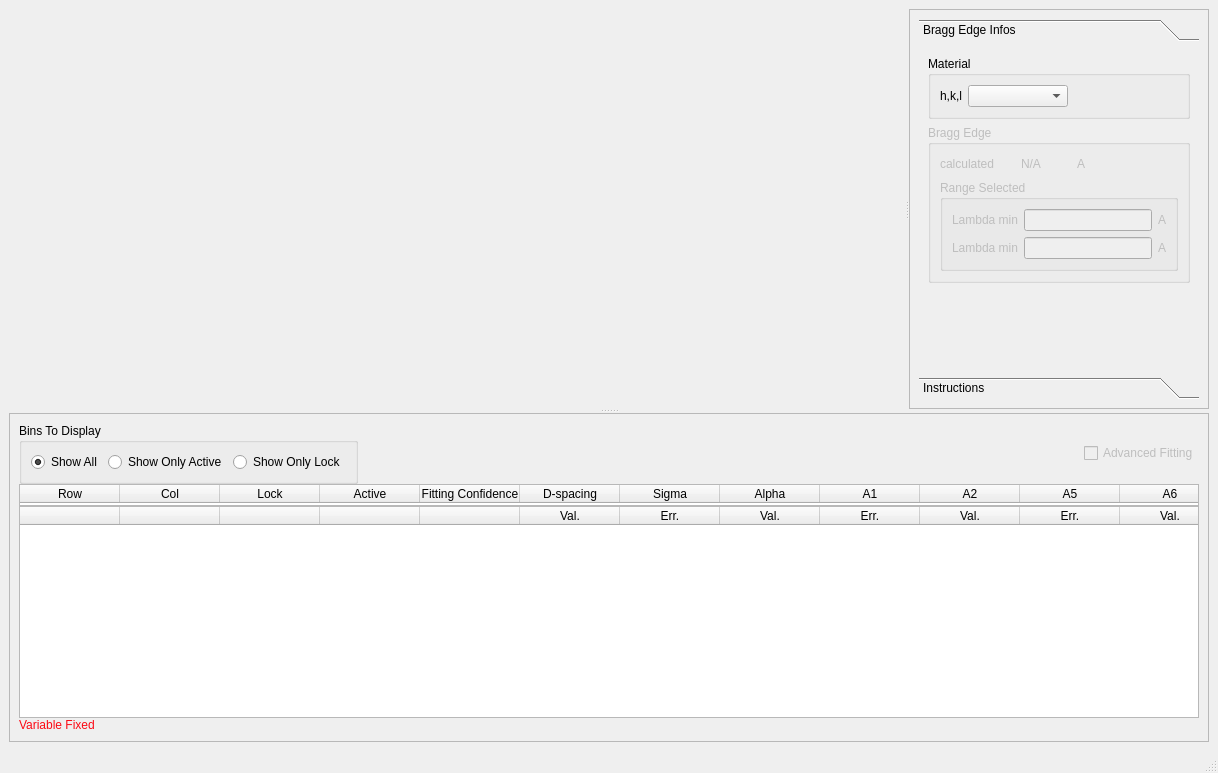
Above: designer/ui_fittingWindow.ui from ornlneutronimaging/iBeatles before the change. Below: the same form after it.
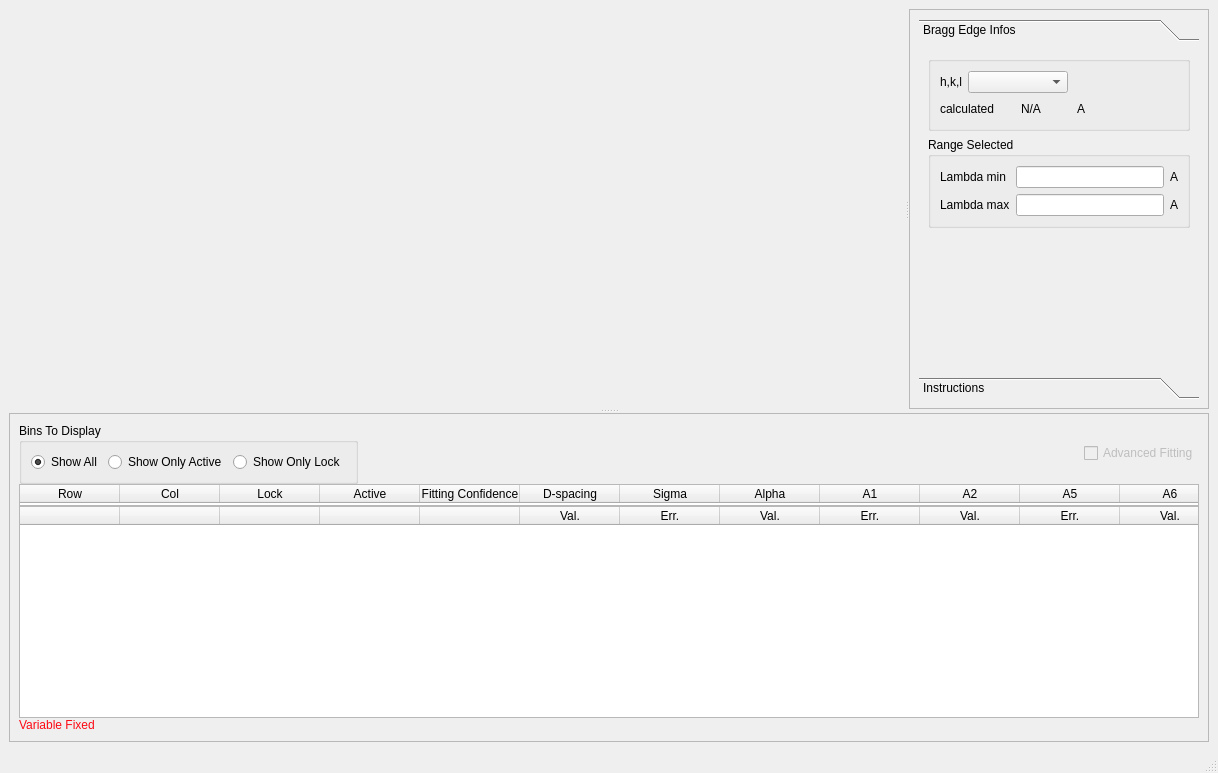
That is the form after the change. The open tabs and pages were chosen to show the change.

Commit message: Working on manual selection of lambda min and max to retrieve the various parameters we need for global fitting

What changed in the file:
```diff
--- a/designer/ui_fittingWindow.ui
+++ b/designer/ui_fittingWindow.ui
@@ -80,8 +80,8 @@
              <rect>
               <x>0</x>
               <y>0</y>
-              <width>310</width>
-              <height>297</height>
+              <width>274</width>
+              <height>312</height>
              </rect>
             </property>
             <attribute name="label">
@@ -97,8 +97,10 @@
                 </sizepolicy>
                </property>
                <property name="title">
-                <string>Material</string>
+                <string/>
                </property>
+               <layout class="QVBoxLayout" name="verticalLayout_3">
+                <item>
                <layout class="QHBoxLayout" name="horizontalLayout">
                 <item>
                  <widget class="QLabel" name="label">
@@ -137,23 +139,7 @@
                  </spacer>
                 </item>
                </layout>
-              </widget>
-             </item>
-             <item>
-              <widget class="QGroupBox" name="groupBox">
-               <property name="enabled">
-                <bool>false</bool>
-               </property>
-               <property name="sizePolicy">
-                <sizepolicy hsizetype="Minimum" vsizetype="Preferred">
-                 <horstretch>0</horstretch>
-                 <verstretch>0</verstretch>
-                </sizepolicy>
-               </property>
-               <property name="title">
-                <string>Bragg Edge</string>
-               </property>
-               <layout class="QVBoxLayout" name="verticalLayout_2">
+                </item>
                 <item>
                  <layout class="QHBoxLayout" name="horizontalLayout_2">
                   <item>
@@ -216,8 +202,11 @@
                   </item>
                  </layout>
                 </item>
+               </layout>
+              </widget>
+             </item>
                 <item>
-                 <widget class="QGroupBox" name="groupBox_3">
+              <widget class="QGroupBox" name="lambda_range_selected">
                   <property name="title">
                    <string>Range Selected</string>
                   </property>
@@ -242,7 +231,7 @@
                    <item row="1" column="0">
                     <widget class="QLabel" name="lambda_max_label">
                      <property name="text">
-                      <string>Lambda min</string>
+                   <string>Lambda max</string>
                      </property>
                     </widget>
                    </item>
@@ -259,9 +248,6 @@
                   </layout>
                  </widget>
                 </item>
-               </layout>
-              </widget>
-             </item>
              <item>
               <spacer name="verticalSpacer">
                <property name="orientation">
```
Left out of the diff: 41 changed lines with no effect on the pictures. Lines whose indentation alone changed are shown as unchanged. The commit also changes 4 other files.
